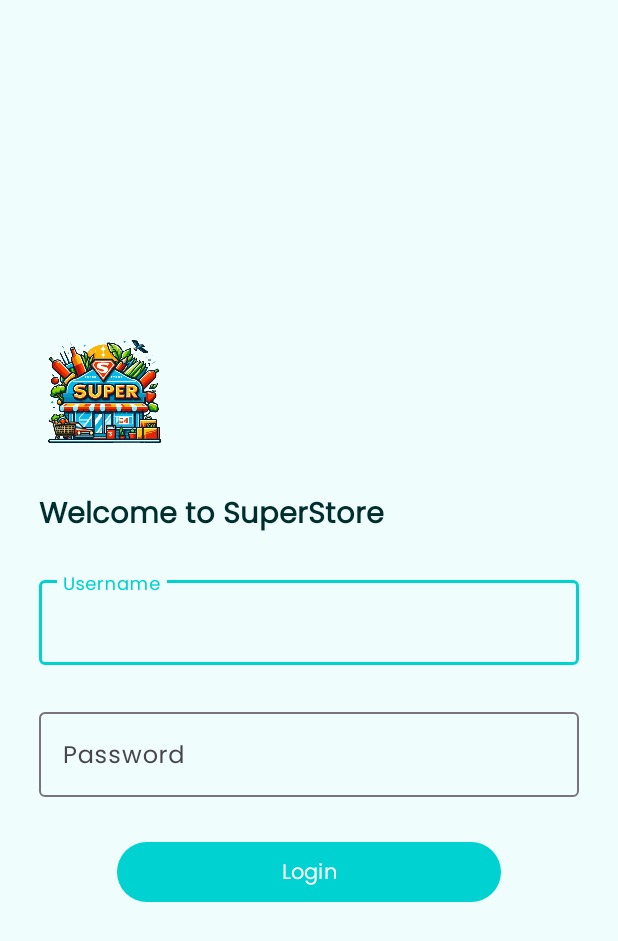
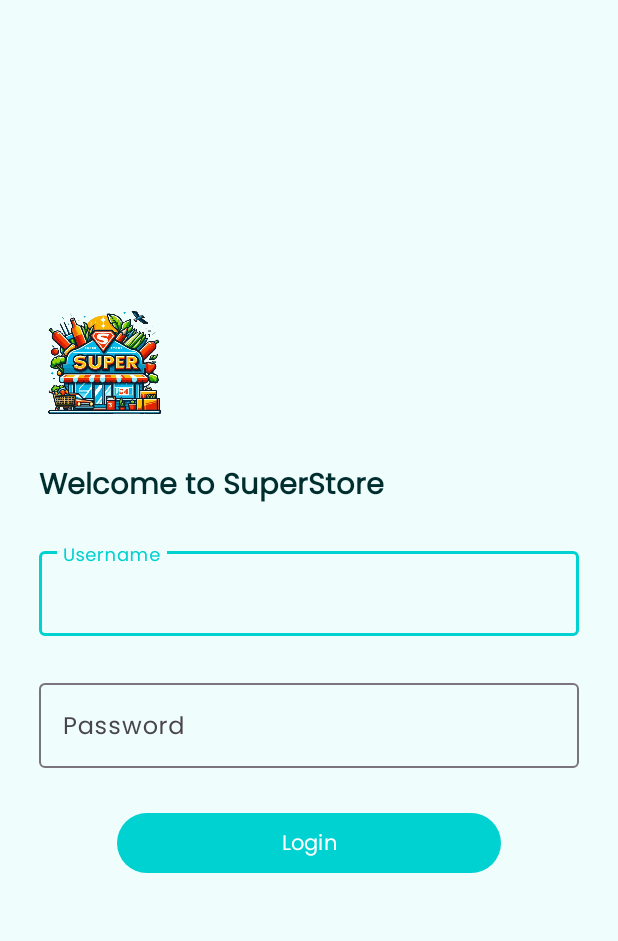
Before and after one commit to PremDanej/SuperMarketSQLite, an Android app: the layout activity_login.xml on its own in the app's theme, with its tools: preview values and no code run, on a phone screen of 412 x 824 dp. Shown: the top 941 px of the screen. Run offline under Robolectric (Android 15) with nearby library versions, the phone set to English and light mode, and no system bars.

Commit message:
String file added, Validation added, and app is Completed.

```diff
--- a/app/src/main/java/com/merp/my/sup/market/store/adapter/ProductAdapter.java
+++ b/app/src/main/java/com/merp/my/sup/market/store/adapter/ProductAdapter.java
@@ -3,7 +3,6 @@ package com.merp.my.sup.market.store.adapter;
 import android.annotation.SuppressLint;
 import android.graphics.Bitmap;
 import android.graphics.BitmapFactory;
-import android.util.Log;
 import android.view.LayoutInflater;
 import android.view.ViewGroup;
 
@@ -22,7 +21,7 @@ public class ProductAdapter extends RecyclerView.Adapter<ProductAdapter.MyViewHo
     private List<Product> mainList;
     private List<Product> list;
     private final ItemClickListener listener;
-    private String[] stringArray;
+    private final String[] stringArray;
 
     public ProductAdapter(ItemClickListener listener, String[] stringArray) {
         list = new ArrayList<>();
@@ -43,7 +42,7 @@ public class ProductAdapter extends RecyclerView.Adapter<ProductAdapter.MyViewHo
         holder.binding.txtPrice.setText(getPrice(item.getPrice()));
         holder.binding.imgProduct.setImageBitmap(getImageBitmap(item.getImage()));
         holder.binding.txtName.setText(item.getName());
-        holder.binding.txtCat.setText(stringArray[item.getCategory()].toString());
+        holder.binding.txtCat.setText(stringArray[item.getCategory()]);
         holder.binding.txtStock.setText(isStockAvailable(item.getIsStock()));
         holder.binding.imgEdit.setOnClickListener(view -> listener.onItemClickListener(item.getId(),"EDIT"));
         holder.binding.imgDel.setOnClickListener(view -> listener.onItemClickListener(item.getId(),"DEL"));
@@ -63,6 +62,7 @@ public class ProductAdapter extends RecyclerView.Adapter<ProductAdapter.MyViewHo
         notifyDataSetChanged();
     }
 
+    @SuppressLint("NotifyDataSetChanged")
     public void filterList(String filter) {
         if (filter == null || filter.trim().equals("")) {
             list = new ArrayList<>();
--- a/app/src/main/java/com/merp/my/sup/market/store/listener/ItemClickListener.java
+++ b/app/src/main/java/com/merp/my/sup/market/store/listener/ItemClickListener.java
@@ -1,6 +1,4 @@
 package com.merp.my.sup.market.store.listener;
-
-import com.merp.my.sup.market.store.model.Product;
 
 public interface ItemClickListener {
     void onItemClickListener(int productId, String tag);
--- a/app/src/main/java/com/merp/my/sup/market/store/ui/BaseActivity.java
+++ b/app/src/main/java/com/merp/my/sup/market/store/ui/BaseActivity.java
@@ -13,20 +13,19 @@ import androidx.appcompat.app.AppCompatActivity;
 import com.merp.my.sup.market.store.R;
 import com.merp.my.sup.market.store.db.DatabaseHelper;
 import com.merp.my.sup.market.store.model.Product;
+import com.merp.my.sup.market.store.utils.MyConstant;
 import com.merp.my.sup.market.store.utils.MySharedPreference;
 
 public class BaseActivity extends AppCompatActivity {
 
     public MySharedPreference preference;
     public DatabaseHelper helper;
-    public static final String TAG = "===========> ";
 
     @Override
     protected void onCreate(Bundle savedInstanceState) {
         super.onCreate(savedInstanceState);
         preference = new MySharedPreference(this);
         helper = new DatabaseHelper(this);
-
     }
 
     public void showToast(Context context, String message){
@@ -39,7 +38,7 @@ public class BaseActivity extends AppCompatActivity {
     }
 
     public void onLogout(Context context) {
-        preference.setBoolean("isLogin", false);
+        preference.setBoolean(MyConstant.IS_LOGIN, false);
         startActivity(new Intent(context, LoginActivity.class));
         finishAffinity();
         overridePendingTransition(R.anim.anim_left_to_right,R.anim.anim_right_to_left);
--- a/app/src/main/java/com/merp/my/sup/market/store/ui/SplashActivity.java
+++ b/app/src/main/java/com/merp/my/sup/market/store/ui/SplashActivity.java
@@ -9,6 +9,7 @@ import android.os.Looper;
 
 import com.merp.my.sup.market.store.R;
 import com.merp.my.sup.market.store.databinding.ActivitySplashBinding;
+import com.merp.my.sup.market.store.utils.MyConstant;
 
 import java.util.Objects;
 
@@ -21,10 +22,10 @@ public class SplashActivity extends BaseActivity {
 
         new Handler((Looper.myLooper())).postDelayed(() -> {
             startActivity(new Intent(this,
-                    preference.getBoolean("isLogin", false) ? ProductActivity.class : LoginActivity.class));
+                    preference.getBoolean(MyConstant.IS_LOGIN, false) ? ProductActivity.class : LoginActivity.class));
             finish();
             overridePendingTransition(R.anim.anim_enter,R.anim.anim_exit);
-        }, 1500L);
+        }, 1000L);
 
     }
 }
--- a/app/src/main/java/com/merp/my/sup/market/store/utils/MySharedPreference.java
+++ b/app/src/main/java/com/merp/my/sup/market/store/utils/MySharedPreference.java
@@ -9,7 +9,7 @@ public class MySharedPreference {
 
     public MySharedPreference(Context context) {
         if (preferences == null) {
-            preferences = context.getSharedPreferences("StoreMarketPref", Context.MODE_PRIVATE);
+            preferences = context.getSharedPreferences(MyConstant.STORE_MARKET_PREF, Context.MODE_PRIVATE);
             editor = preferences.edit();
         }
     }
--- a/app/src/main/res/layout/activity_login.xml
+++ b/app/src/main/res/layout/activity_login.xml
@@ -1,5 +1,5 @@
 <?xml version="1.0" encoding="utf-8"?>
-<RelativeLayout xmlns:android="http://schemas.android.com/apk/res/android"
+<androidx.constraintlayout.widget.ConstraintLayout xmlns:android="http://schemas.android.com/apk/res/android"
     xmlns:app="http://schemas.android.com/apk/res-auto"
     xmlns:tools="http://schemas.android.com/tools"
     android:background="@color/backColor"
@@ -8,6 +8,9 @@
     tools:context=".ui.LoginActivity">
 
     <LinearLayout
+        android:layout_marginBottom="@dimen/_30sdp"
+        app:layout_constraintTop_toTopOf="parent"
+        app:layout_constraintBottom_toBottomOf="parent"
         android:paddingHorizontal="@dimen/_20sdp"
         android:layout_width="match_parent"
         android:layout_height="wrap_content"
@@ -21,7 +24,7 @@
 
         <TextView
             android:layout_marginVertical="@dimen/_20sdp"
-            android:text="Welcome to SuperStore"
+            android:text="@string/lbl_welcome_to_superstore"
             android:textStyle="bold"
             android:textSize="@dimen/_15ssp"
             android:layout_width="match_parent"
@@ -32,13 +35,13 @@
             android:layout_height="wrap_content">
 
             <com.google.android.material.textfield.TextInputEditText
-                android:inputType="text"
+                android:inputType="textCapWords"
                 android:maxLines="1"
                 android:imeOptions="actionNext"
                 android:id="@+id/edtUserName"
                 android:layout_width="match_parent"
                 android:layout_height="wrap_content"
-                android:hint="Username" />
+                android:hint="@string/lbl_username" />
         </com.google.android.material.textfield.TextInputLayout>
 
         <com.google.android.material.textfield.TextInputLayout
@@ -52,7 +55,7 @@
                 android:imeOptions="actionDone"
                 android:layout_width="match_parent"
                 android:layout_height="wrap_content"
-                android:hint="Password" />
+                android:hint="@string/lbl_password" />
         </com.google.android.material.textfield.TextInputLayout>
 
         <Button
@@ -60,7 +63,7 @@
             android:layout_width="match_parent"
             android:layout_height="wrap_content"
             android:layout_marginHorizontal="@dimen/_40sdp"
-            android:text="Login"  />
+            android:text="@string/lbl_login"  />
 
     </LinearLayout>
-</RelativeLayout>
+</androidx.constraintlayout.widget.ConstraintLayout>
--- a/app/src/main/res/layout/item_view_product.xml
+++ b/app/src/main/res/layout/item_view_product.xml
@@ -117,7 +117,6 @@
                 android:src="@drawable/ic_delete" />
 
         </LinearLayout>
-
     </androidx.constraintlayout.widget.ConstraintLayout>
 
     <View
--- a/app/src/main/res/values/strings.xml
+++ b/app/src/main/res/values/strings.xml
@@ -4,6 +4,22 @@
     <string name="lbl_add_item">Add Item</string>
     <string name="lbl_update_successfully">Update Successfully</string>
     <string name="lbl_added_successfully">Added Successfully</string>
+    <string name="lbl_username">Username</string>
+    <string name="lbl_password">Password</string>
+    <string name="lbl_welcome_to_superstore">Welcome to SuperStore</string>
+    <string name="lbl_login">Login</string>
+    <string name="lbl_login_successful">Login Successful</string>
+    <string name="lbl_this_field_is_required">This field is required.</string>
+    <string name="lbl_title">Title</string>
+    <string name="lbl_category">Category</string>
+    <string name="lbl_price">Price</string>
+    <string name="lbl_image">Image</string>
+    <string name="lbl_in_stock">In Stock?</string>
+    <string name="lbl_back">Back</string>
+    <string name="lbl_logout">Logout</string>
+    <string name="lbl_dashboard">Dashboard</string>
+    <string name="lbl_show_items_in_the_stock">Show Items in the Stock</string>
+    <string name="lbl_search">Search</string>
 
     <string-array name="categorySpinner">
         <item>Select Category</item>
```
Also changed, not shown: app/src/main/java/com/merp/my/sup/market/store/ui/AddItemActivity.java (+29 -9 lines), app/src/main/java/com/merp/my/sup/market/store/ui/LoginActivity.java (+23 -14 lines), app/src/main/java/com/merp/my/sup/market/store/ui/ProductActivity.java (+5 -3 lines), app/src/main/java/com/merp/my/sup/market/store/utils/MyConstant.java (+7 -0 lines), app/src/main/res/layout/activity_add_item.xml (+24 -23 lines), app/src/main/res/layout/activity_product.xml (+6 -5 lines).
